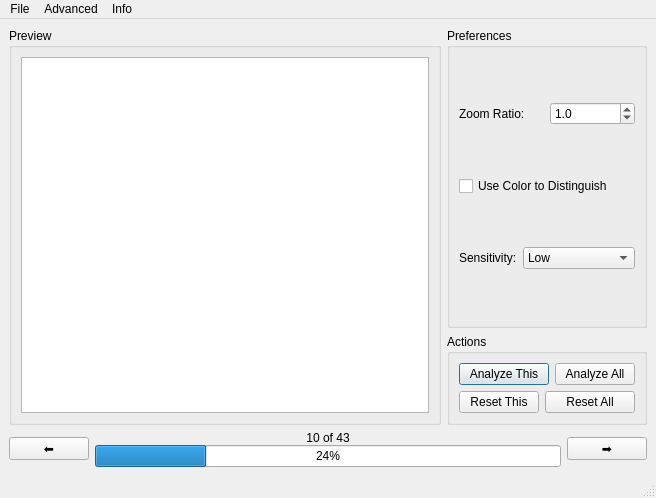
0583/que-sera-sera, file gui/CapSaint/mainwindow.ui: the form before one commit.
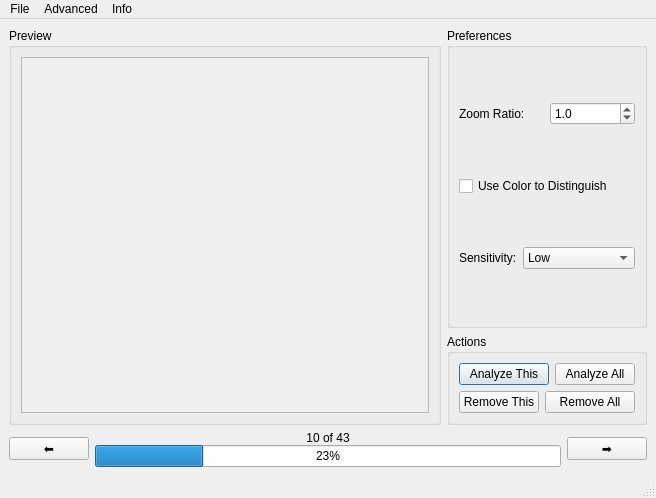
The form after the commit.

Commit message: [fix] ui lagging issues

What changed in the file:
```diff
--- a/gui/CapSaint/mainwindow.ui
+++ b/gui/CapSaint/mainwindow.ui
@@ -26,10 +26,35 @@
           </property>
           <layout class="QHBoxLayout" name="horizontalLayout">
            <item>
-            <widget class="QGraphicsView" name="graphicsView">
-             <property name="sizeAdjustPolicy">
-              <enum>QAbstractScrollArea::AdjustToContentsOnFirstShow</enum>
+            <widget class="QScrollArea" name="scrollArea">
+             <property name="widgetResizable">
+              <bool>true</bool>
              </property>
+             <widget class="QWidget" name="scrollAreaWidgetContents">
+              <property name="geometry">
+               <rect>
+                <x>0</x>
+                <y>0</y>
+                <width>318</width>
+                <height>313</height>
+               </rect>
+              </property>
+              <layout class="QHBoxLayout" name="horizontalLayout_5">
+               <item>
+                <widget class="QLabel" name="graphicsView">
+                 <property name="sizePolicy">
+                  <sizepolicy hsizetype="Expanding" vsizetype="Expanding">
+                   <horstretch>0</horstretch>
+                   <verstretch>0</verstretch>
+                  </sizepolicy>
+                 </property>
+                 <property name="text">
+                  <string/>
+                 </property>
+                </widget>
+               </item>
+              </layout>
+             </widget>
             </widget>
            </item>
           </layout>
@@ -163,14 +188,14 @@
              <item row="1" column="0">
               <widget class="QPushButton" name="resetThisButton">
                <property name="text">
-                <string>Reset This</string>
+                <string>Remove This</string>
                </property>
               </widget>
              </item>
              <item row="1" column="1" colspan="2">
               <widget class="QPushButton" name="resetAllButton">
                <property name="text">
-                <string>Reset All</string>
+                <string>Remove All</string>
                </property>
               </widget>
              </item>
@@ -210,6 +235,9 @@
           </item>
           <item>
            <widget class="QProgressBar" name="pageProgressBar">
+            <property name="minimum">
+             <number>1</number>
+            </property>
             <property name="value">
              <number>24</number>
             </property>
```
Left out of the diff: 2 changed lines with no effect on the pictures. The commit also changes 5 other files.
